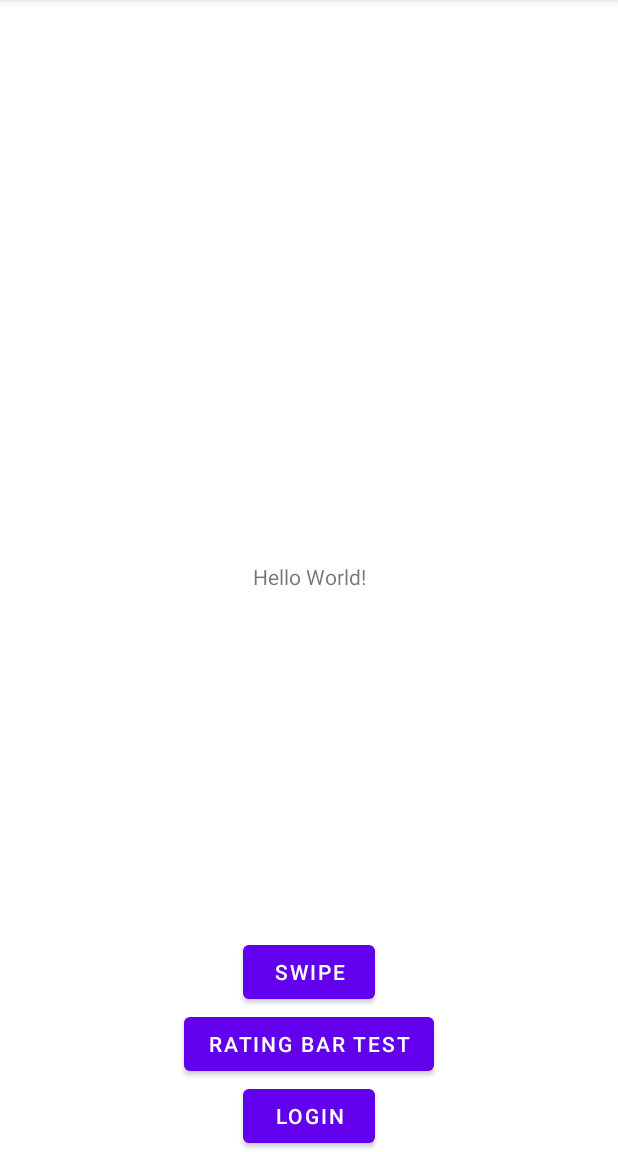
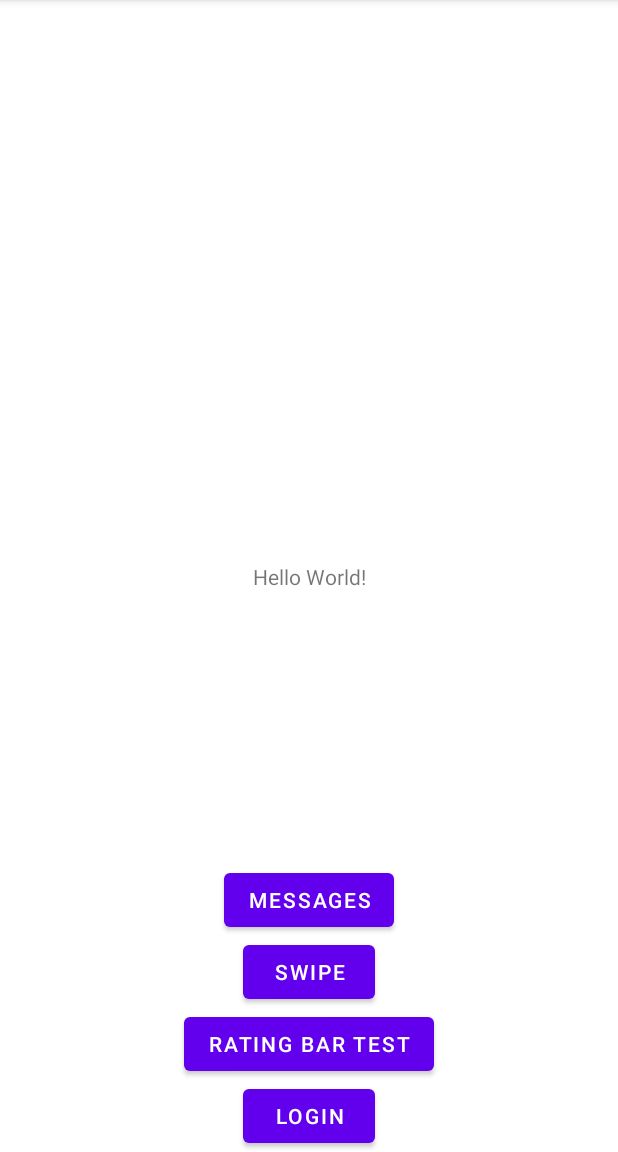
Before and after one commit to CaneLepus/Carpoolers, an Android app: the screen it shows after launch (MainActivity), on a phone screen of 412 x 824 dp, the part 84-1236 px from its top. Run offline under Robolectric (Android 15) with nearby library versions, the phone set to English and light mode, and no system bars.

Commit message:
previousMessages

```diff
--- a/app/src/main/AndroidManifest.xml
+++ b/app/src/main/AndroidManifest.xml
@@ -13,7 +13,8 @@
         android:supportsRtl="true"
         android:theme="@style/Theme.Carpoolers"
         android:usesCleartextTraffic="true">
-        <activity android:name=".ProfilePage"></activity>
+        <activity android:name=".ChatFunction.PreviousChatsActivity" />
+        <activity android:name=".ProfilePage" />
         <activity android:name=".SwipeFunction.SwipeActivity" />
         <activity android:name=".SwipeFunction.TemporaryProfileActivity" />
         <activity android:name=".LoginActivity" />
--- a/app/src/main/java/com/example/carpoolers/MainActivity.kt
+++ b/app/src/main/java/com/example/carpoolers/MainActivity.kt
@@ -5,6 +5,7 @@ import android.media.Rating
 import androidx.appcompat.app.AppCompatActivity
 import android.os.Bundle
 import android.widget.Button
+import com.example.carpoolers.ChatFunction.PreviousChatsActivity
 import com.example.carpoolers.SwipeFunction.SwipeActivity
 
 class MainActivity : AppCompatActivity() {
@@ -29,6 +30,12 @@ class MainActivity : AppCompatActivity() {
             val intent = Intent(this, RatingActivity::class.java)
             startActivity(intent)
         }
+
+        val messagesButton = findViewById<Button>(R.id.messagesButton)
+        messagesButton.setOnClickListener {
+            val intent = Intent(this, PreviousChatsActivity::class.java)
+            startActivity(intent)
+        }
     }
 
     override fun onResume() {
--- a/app/src/main/res/layout/activity_main.xml
+++ b/app/src/main/res/layout/activity_main.xml
@@ -42,4 +42,13 @@
         app:layout_constraintEnd_toEndOf="parent"
         app:layout_constraintStart_toStartOf="parent" />
 
+    <Button
+        android:id="@+id/messagesButton"
+        android:layout_width="wrap_content"
+        android:layout_height="wrap_content"
+        android:text="Messages"
+        app:layout_constraintBottom_toTopOf="@+id/swipeButton"
+        app:layout_constraintEnd_toEndOf="parent"
+        app:layout_constraintStart_toStartOf="parent" />
+
 </androidx.constraintlayout.widget.ConstraintLayout>
```
Also changed, not shown: app/src/main/java/com/example/carpoolers/ChatFunction/PreviousChatsActivity.kt (added, +25 -0 lines), app/src/main/res/layout/activity_previous_chats.xml (added, +19 -0 lines), app/src/main/res/values/colors.xml (+7 -0 lines).
